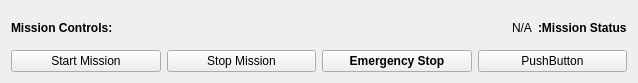
Above: rr_viz/src/rr_viz/widgets/mission_dashboard/mission_control_panel.ui from Ross-Robotics/rr_viz before the change. Below: the same form after it.
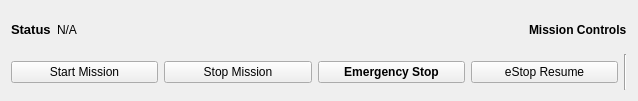
That is the form after the change. Custom widgets are drawn as their Qt base class.

Patch:
```diff
--- a/rr_viz/src/rr_viz/widgets/mission_dashboard/mission_control_panel.ui
+++ b/rr_viz/src/rr_viz/widgets/mission_dashboard/mission_control_panel.ui
@@ -7,7 +7,7 @@
     <x>0</x>
     <y>0</y>
     <width>638</width>
-    <height>83</height>
+    <height>101</height>
    </rect>
   </property>
   <property name="sizePolicy">
@@ -19,24 +19,41 @@
   <property name="windowTitle">
    <string>Form</string>
   </property>
+  <property name="styleSheet">
+   <string notr="true">QWidget[styleit=true] {border-style: solid;
+border-width: 2px;
+border-right-color: rgb(136, 138, 133);}
+</string>
+  </property>
+  <property name="styleit" stdset="0">
+   <bool>true</bool>
+  </property>
   <layout class="QVBoxLayout" name="verticalLayout">
    <item>
     <layout class="QHBoxLayout" name="horizontalLayout_2">
      <item>
-      <widget class="QLabel" name="label">
+      <widget class="QLabel" name="label_2">
        <property name="font">
         <font>
+         <pointsize>10</pointsize>
          <weight>75</weight>
          <bold>true</bold>
         </font>
        </property>
        <property name="text">
-        <string>Mission Controls:</string>
+        <string>Status</string>
        </property>
       </widget>
      </item>
      <item>
-      <spacer name="horizontalSpacer">
+      <widget class="ROSTopicLabel" name="missionStatusLabel">
+       <property name="text">
+        <string>N/A</string>
+       </property>
+      </widget>
+     </item>
+     <item>
+      <spacer name="horizontalSpacer_2">
        <property name="orientation">
         <enum>Qt::Horizontal</enum>
        </property>
@@ -49,14 +66,7 @@
       </spacer>
      </item>
      <item>
-      <widget class="ROSTopicLabel" name="missionStatusLabel">
-       <property name="text">
-        <string>N/A</string>
-       </property>
-      </widget>
-     </item>
-     <item>
-      <widget class="QLabel" name="label_2">
+      <widget class="QLabel" name="label">
        <property name="font">
         <font>
          <weight>75</weight>
@@ -64,7 +74,7 @@
         </font>
        </property>
        <property name="text">
-        <string>:Mission Status</string>
+        <string>Mission Controls</string>
        </property>
       </widget>
      </item>
@@ -102,7 +112,14 @@
      <item>
       <widget class="ROSServiceClientQButton" name="eResumeButton">
        <property name="text">
-        <string>PushButton</string>
+        <string>eStop Resume</string>
+       </property>
+      </widget>
+     </item>
+     <item>
+      <widget class="Line" name="line_2">
+       <property name="orientation">
+        <enum>Qt::Vertical</enum>
        </property>
       </widget>
      </item>
```
Left out of the diff: 4 changed lines with no effect on the pictures.
